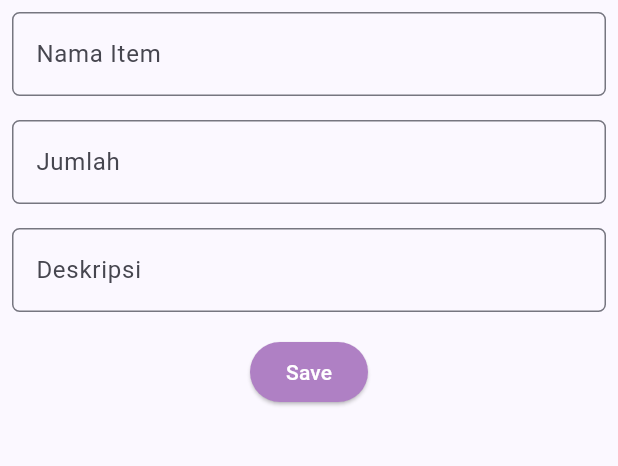
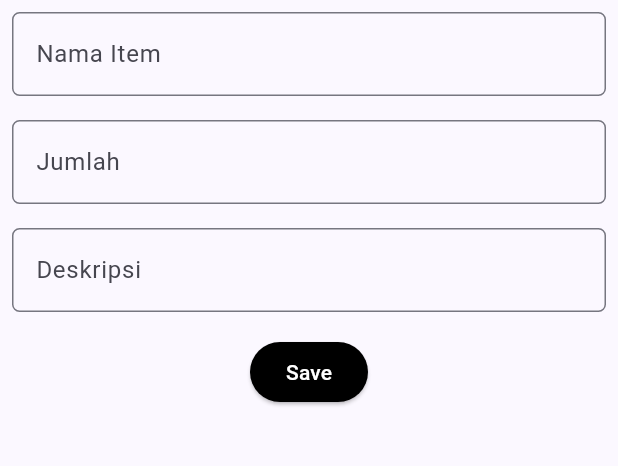
Before and after one commit to rafahazizah/pacil_mart_mobile, a Flutter app: the ShopFormPage screen opened directly, on a phone screen of 412 x 824 dp, the part 84-550 px from its top. Run offline on Flutter 3.47's test engine with Material 2 defaults, Android fonts, the phone set to English and light mode, and no system bars; missing offline and left inert: pbp_django_auth.

Commit message:
Tugas 9 Selesai

```diff
--- a/lib/screens/pacil_mart_form.dart
+++ b/lib/screens/pacil_mart_form.dart
@@ -121,7 +121,7 @@ class _ShopFormPageState extends State<ShopFormPage> {
                   child: ElevatedButton(
                     style: ButtonStyle(
                       backgroundColor: MaterialStateProperty.all(
-                          const Color.fromARGB(255, 175, 128, 196)),
+                          Color.fromARGB(255, 0, 0, 0)),
                     ),
                     onPressed: () async {
                       if (_formKey.currentState!.validate()) {
```
Also changed, not shown: 1 other file.
